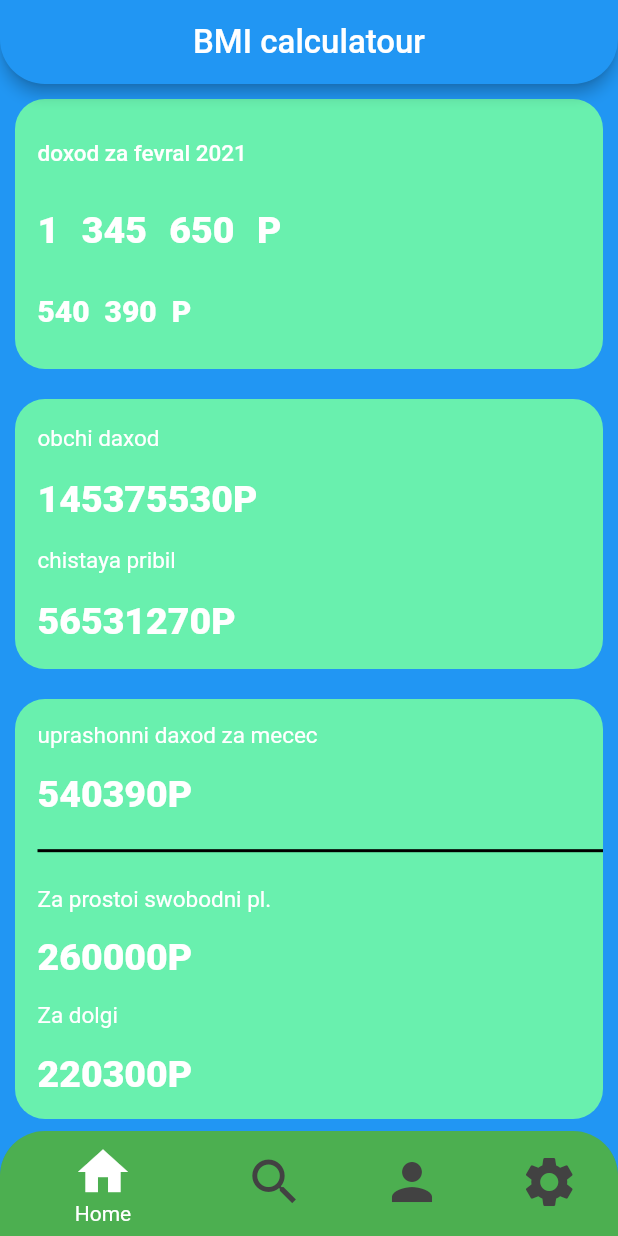
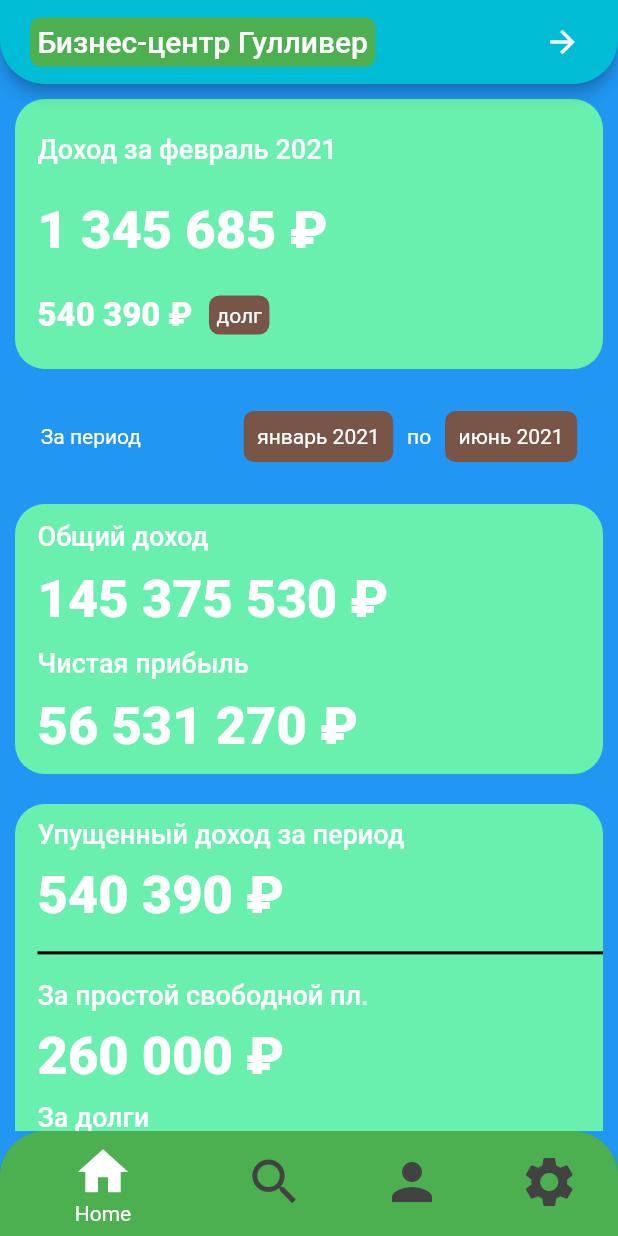
Before and after one commit to Manomas/first_my_phone_project_flutter, a Flutter app: the screen it shows after launch, on a phone screen of 412 x 824 dp. Run offline on Flutter 3.47's test engine with Material 2 defaults, Android fonts, the phone set to English and light mode, and no system bars.

Commit message:
add appbar

```diff
--- a/lib/constans.dart
+++ b/lib/constans.dart
@@ -6,32 +6,23 @@ const kInactiveCardColor=Colors.greenAccent;
 const kBG=Colors.blue;
 const kBottomContainerColor=Colors.blueAccent;
 
-
+const kTitleTextInContainer=TextStyle(
+    fontSize: 18.0,
+    fontWeight: FontWeight.w500,
+);
 const kSecondNumberTextStyle=TextStyle(
-  fontSize: 20.0,
+  fontSize: 22.0,
   fontWeight: FontWeight.w900,
 );
 const kTextStayle=TextStyle(
   fontSize: 15
 );
-const kLabelTextStyle=TextStyle(
-  fontSize: 18.0,
-  color: Colors.cyan
-);
+
 const kNumberTextStyle=TextStyle(
-    fontSize: 25.0,
+    fontSize: 35.0,
     fontWeight: FontWeight.w900,
 );
 
-const kTitleTextStyle=TextStyle(
-  fontSize: 50.0,
-  fontWeight: FontWeight.bold,
-);
-
-const kBMITextStyle=TextStyle(
-  fontSize: 100.0,
-  fontWeight: FontWeight.bold,
-);
 const kBodyTextStyle=TextStyle(
   fontSize: 22.0,
 );
--- a/lib/main.dart
+++ b/lib/main.dart
@@ -1,7 +1,6 @@
-import 'dart:ffi';
 import 'package:flutter/material.dart';
 import 'package:phone_project/constans.dart';
-import 'package:phone_project/navegation.dart';
+
 void main() {
   runApp(const MyApp());
 }
@@ -19,9 +18,6 @@ class MyApp extends StatelessWidget {
   }
 }
 
-
-
-
 class InputPage extends StatefulWidget {
   const InputPage({Key? key}) : super(key: key);
 
@@ -37,257 +33,255 @@ class _InputPageState extends State<InputPage> {
       _selectedIndex = index;
     });
   }
+
   @override
   Widget build(BuildContext context) {
-    return Scaffold(
-
+    return Container(
+      child: Scaffold(
         backgroundColor: kBG,
         appBar: AppBar(
-        backgroundColor: kBG,
-        centerTitle: true,
-        title: Text(
-          "BMI calculatour",
-          style: kBodyTextStyle,
+          backgroundColor: Colors.cyan,
+          actions: <Widget>[
+            IconButton(
+              icon: const Icon(Icons.arrow_forward_outlined),
+              padding: EdgeInsets.only(right: 25),
+              tooltip: 'Show Snackbar',
+              onPressed: () {
+                ScaffoldMessenger.of(context).showSnackBar(
+                    const SnackBar(content: Text('This is a snackbar')));
+              },
+            ),
+          ],
+
+          title: Container(
+            margin: EdgeInsets.only(left: 20),
+            padding: EdgeInsets.all(5),
+
+            decoration: BoxDecoration(
+              color: Colors.green,
+              borderRadius: BorderRadius.circular(7),
+            ),
+            child:Text("Бизнес-центр Гулливер"),
+
           ),
           shape: RoundedRectangleBorder(
             borderRadius: BorderRadius.vertical(
               bottom: Radius.circular(30),
             ),
           ),
+          centerTitle: false,
+          titleSpacing: 0.0,
         ),
+
         body: DraggableScrollableSheet(
-
             initialChildSize: 1,
             maxChildSize: 1,
             minChildSize: 0.2,
-        builder: (context, scrollController){
+            builder: (context, scrollController) {
+              return SingleChildScrollView(
+                  physics: const RangeMaintainingScrollPhysics(),
 
-          return SingleChildScrollView(
                   controller: scrollController,
-
-            child:    Container(child: Column(
-
+                  child: Container(
+                    child: Column(
                       children: [
-
                         Container(
                           height: 200,
                           child: ReusableCard(
-
-
                             child: Column(
-
                               mainAxisAlignment: MainAxisAlignment.spaceEvenly,
                               crossAxisAlignment: CrossAxisAlignment.stretch,
                               children: [
                                 Container(
-
                                   alignment: Alignment.centerLeft,
                                   child: Text(
-                              "doxod za fevral 2021",
-                              style: TextStyle(
-                                fontSize: 15,
-                                fontWeight: FontWeight.w500,
+                                    "Доход за февраль 2021",
+                                    style: kTitleTextInContainer,
+                                  ),
+                                ),
+                                Container(
+                                  child: Text(
+                                    "1 345 685 ₽",
+                                    style: kNumberTextStyle,
+                                  ),
+                                ),
+                                Row(
+                                  children: [
+                                    Container(
+                                      child: Text(
+                                        "540 390 ₽  ",
+                                        style: kSecondNumberTextStyle,
+                                      ),
+                                    ),
+                                    Container(
+                                      padding: EdgeInsets.all(5),
+                                      decoration: BoxDecoration(
+                                        color: Colors.brown,
+                                        borderRadius: BorderRadius.circular(7),
+                                      ),
+                                      child: Text("долг"),
+
+                                    ),
+                                  ],
+                                ),
+
+                              ],
                             ),
                           ),
                         ),
                         Container(
+                          margin: EdgeInsets.all(18),
                           child: Row(
+                            crossAxisAlignment: CrossAxisAlignment.center,
+                            mainAxisAlignment: MainAxisAlignment.spaceEvenly,
                             children: [
-                                  Text(
-                                    "1",
-                                    style:kNumberTextStyle,
+                              Container(
+                                child: Text("За период"),
                               ),
-                                  SizedBox(
-                                    width: 15,
+                              SizedBox(width: 50,),
+                              Container(
+                                padding: EdgeInsets.all(9),
+                                decoration: BoxDecoration(
+                                  color: Colors.brown,
+                                  borderRadius: BorderRadius.circular(7),
                                 ),
-                                  Text(
-                                    "345",
-                                    style: kNumberTextStyle,
+                                child: Text("январь 2021"),
                               ),
-                                  SizedBox(
-                                    width: 15,
+                              Container(
+                                child: Text("по"),
                               ),
-                                  Text(
-                                    "650",
-                                    style: kNumberTextStyle ,
+                              Container(
+
+                                padding: EdgeInsets.all(9),
+                                decoration: BoxDecoration(
+                                  color: Colors.brown,
+                                  borderRadius: BorderRadius.circular(7),
                                 ),
-                                  SizedBox(
-                                    width: 15,
-                                  ),
-                                  Text(
-                                    "P",
-                                    style:kNumberTextStyle,
-                                  ),
-                                ],
-                              )),
-                          Row(
-                            children: [
-                              Text(
-                                "540",
-                                style:kSecondNumberTextStyle,
-                              ),
-                              SizedBox(
-                                width: 10,
-                              ),
-                              Text(
-                                "390",
-                                style:kSecondNumberTextStyle,
-                              ),
-                              SizedBox(
-                                width: 10,
-                              ),
-                              Text(
-                                "P",
-                                style: kSecondNumberTextStyle,
-                              ),
-                            ],
+                                child: Text("июнь 2021"),
                               ),
                             ],
                           ),
                         ),
-                 ),
-
-
                         Container(
                           height: 200,
                           child: ReusableCard(
-
                             child: Column(
                               mainAxisAlignment: MainAxisAlignment.spaceEvenly,
                               crossAxisAlignment: CrossAxisAlignment.stretch,
                               children: [
                                 Text(
-                            "obchi daxod",
-                            style: kTextStayle,
+                                  "Общий доход",
+                                  style: kTitleTextInContainer,
                                 ),
                                 Text(
-                            '145375530P',
+                                  '145 375 530 ₽',
                                   style: kNumberTextStyle,
                                 ),
                                 Text(
-                            "chistaya pribil",
-                            style:kTextStayle,
+                                  "Чистая прибыль ",
+                                  style: kTitleTextInContainer,
                                 ),
                                 Text(
-                            '56531270P',
-                            style: kNumberTextStyle,
-
-                          ),
-                        ],
-                      ),
-                    ),
-                 ),
-
-
-                   Container(
-                     height: 300,
-                     child: ReusableCard(
-
-                      child: Column(
-                        mainAxisAlignment: MainAxisAlignment.spaceEvenly,
-                        crossAxisAlignment: CrossAxisAlignment.stretch,
-                        children: [
-                          Text(
-                            "uprashonni daxod za mecec",
-                            style: kTextStayle,
-                          ),
-                          Text(
-                            "540390P",
-                            style: kNumberTextStyle,
-                          ),
-
-                          Divider(
-                            color: Colors.black,
-                            thickness: 2,
-                          ),
-                          Text(
-                            "Za prostoi swobodni pl.",
-                            style: kTextStayle,
-                          ),
-                          Text(
-                            "260000P",
-                            style: kNumberTextStyle,
-                          ),
-                          Text(
-                            "Za dolgi",
-                            style: kTextStayle,
-                          ),
-                          Text(
-                            "220300P",
+                                  '56 531 270 ₽',
                                   style: kNumberTextStyle,
                                 ),
                               ],
                             ),
                           ),
                         ),
-
-
                         Container(
                           height: 300,
                           child: ReusableCard(
-
                             child: Column(
                               mainAxisAlignment: MainAxisAlignment.spaceEvenly,
                               crossAxisAlignment: CrossAxisAlignment.stretch,
                               children: [
                                 Text(
-                            "uprashonni daxod za mecec",
-                            style: kTextStayle,
+                                  "Упущенный доход за период",
+                                  style: kTitleTextInContainer,
                                 ),
                                 Text(
-                            "540390P",
+                                  "540 390 ₽",
                                   style: kNumberTextStyle,
                                 ),
-
                                 Divider(
                                   color: Colors.black,
                                   thickness: 2,
                                 ),
                                 Text(
-                            "Za prostoi swobodni pl.",
-                            style: kTextStayle,
+                                  "За простой свободной пл.",
+                                  style: kTitleTextInContainer,
                                 ),
                                 Text(
-                            "260000P",
+                                  "260 000 ₽",
                                   style: kNumberTextStyle,
                                 ),
                                 Text(
-                            "Za dolgi",
-                            style: kTextStayle,
+                                  "За долги",
+                                  style: kTitleTextInContainer,
                                 ),
                                 Text(
-                            "220300P",
+                                  "220 300 ₽",
                                   style: kNumberTextStyle,
                                 ),
                               ],
                             ),
                           ),
                         ),
-
-
-
+                        Container(
+                          height: 300,
+                          child: ReusableCard(
+                            child: Column(
+                              mainAxisAlignment: MainAxisAlignment.spaceEvenly,
+                              crossAxisAlignment: CrossAxisAlignment.stretch,
+                              children: [
+                                Text(
+                                  "Общий расход",
+                                  style: kTitleTextInContainer,
+                                ),
+                                Text(
+                                  "89 764 300 ₽",
+                                  style: kNumberTextStyle,
+                                ),
+                                Divider(
+                                  color: Colors.black,
+                                  thickness: 2,
+                                ),
+                                Text(
+                                  "Коммуналка",
+                                  style: kTitleTextInContainer,
+                                ),
+                                Text(
+                                  "54 946 000 ₽",
+                                  style: kSecondNumberTextStyle,
+                                ),
+                                Text(
+                                  "Тех работы",
+                                  style: kTitleTextInContainer,
+                                ),
+                                Text(
+                                  "21 124 300 ₽",
+                                  style: kSecondNumberTextStyle,
+                                ),
                               ],
-
-            ),)
-
-
-          );
-        }
-
                             ),
-
+                          ),
+                        ),
+                      ],
+                    ),
+                  ));
+            }),
         bottomNavigationBar: ClipRRect(
           borderRadius: BorderRadius.only(
             topLeft: Radius.circular(30.0),
             topRight: Radius.circular(30.0),
           ),
-            child :BottomNavigationBar(
+          child: BottomNavigationBar(
             items: const <BottomNavigationBarItem>[
               BottomNavigationBarItem(
                   icon: Icon(Icons.home),
                   label: 'Home',
-                backgroundColor: Colors.green
-            ),
+                  backgroundColor: Colors.green),
               BottomNavigationBarItem(
                 icon: Icon(Icons.search),
                 label: 'Search',
@@ -310,12 +304,10 @@ class _InputPageState extends State<InputPage> {
             iconSize: 40,
             onTap: _onItemTapped,
             elevation: 5,
-
           ),
         ),
-
+      ),
     );
-
   }
 }
 
@@ -324,10 +316,8 @@ class ReusableCard extends StatelessWidget {
 
   final Widget child;
 
-
   const ReusableCard({
     Key? key,
-
     this.color = kInactiveCardColor,
     required this.child,
   }) : super(key: key);
@@ -335,7 +325,6 @@ class ReusableCard extends StatelessWidget {
   @override
   Widget build(BuildContext context) {
     return GestureDetector(
-
       child: Container(
         child: child,
         margin: EdgeInsets.all(10),
--- a/lib/navegation.dart
+++ /dev/null
@@ -1,72 +0,0 @@
-
-import 'package:flutter/material.dart';
-class DashBoardActivity extends StatefulWidget {
-  const DashBoardActivity({Key? key}) : super(key: key);
-
-  @override
-  State<DashBoardActivity> createState() => _DashBoardActivityState();
-}
-
-
-
-
-
-class _DashBoardActivityState extends State<DashBoardActivity> {
-  int _selectedIndex = 0;
-  static const TextStyle optionStyle =
-  TextStyle(fontSize: 30, fontWeight: FontWeight.bold);
-
-  @override
-  Widget build(BuildContext context) {
-    return Scaffold(
-      appBar: AppBar(title: Text("BottomNavigationBar"),
-        backgroundColor: Colors.blueGrey,),
-      body: Container(child: Center(child: _widgetOptions.elementAt(_selectedIndex),),),
-      bottomNavigationBar: CreateBottombar(context),
-    );
-  }
-
-
-  final _widgetOptions = [
-
-  ];
-
-  void _onItemTapped(int index) {
-    setState(() {
-      _selectedIndex = index;
-    });
-  }
-
-  Container CreateBottombar(BuildContext context) {
-    return Container(
-      //add ClipRRect widget for Round Corner
-      child: ClipRRect(
-        borderRadius: const BorderRadius.only(
-          topRight: Radius.circular(24),
-          topLeft: Radius.circular(24),
-        ),
-        child: BottomNavigationBar(
-          //add background color
-          backgroundColor: Colors.brown,
-          items: const <BottomNavigationBarItem>[
-            BottomNavigationBarItem(
-              icon: Icon(Icons.home),
-              label: 'Home',
-            ),
-            BottomNavigationBarItem(
-              icon: Icon(Icons.business),
-              label: 'Business',
-            ),
-            BottomNavigationBarItem(
-              icon: Icon(Icons.school),
-              label: 'School',
-            ),
-          ],
-          currentIndex: _selectedIndex,
-          selectedItemColor: Colors.white,
-          onTap: _onItemTapped,
-        ),
-      ),
-    );
-  }
-}
```
Also changed, not shown: 2 other files. Lines whose indentation alone changed are shown as unchanged.
